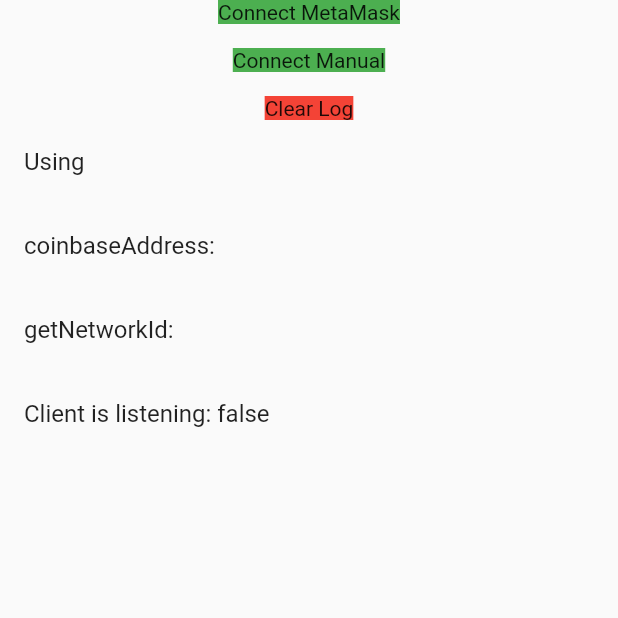
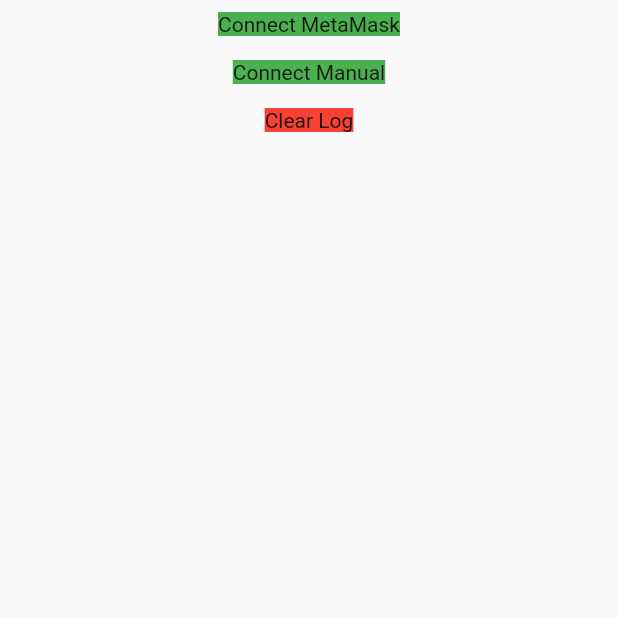
Before and after one commit to pokemonni01/flutter_web3_test, a Flutter app: the screen it shows after launch, after a tap on "Connect MetaMask", on a phone screen of 412 x 824 dp, the top half of it. Run offline on Flutter 3.47's test engine with Material 2 defaults, Android fonts, the phone set to English and light mode, and no system bars; our stand-ins replace get; missing offline and left inert: http_interceptor, web3dart; statements that could not run were skipped.

Commit message:
update ui for phone

```diff
--- a/lib/src/presentation/home_controller.dart
+++ b/lib/src/presentation/home_controller.dart
@@ -1,13 +1,9 @@
 import 'dart:convert';
-import 'dart:html';
 import 'dart:typed_data';
 
 import 'package:get/get.dart';
 import 'package:http/http.dart';
 import 'package:http_interceptor/http/intercepted_client.dart';
-import 'package:web3dart/crypto.dart';
-import 'package:web3dart/src/browser/dart_wrappers.dart';
-import 'package:web3dart/src/browser/javascript.dart';
 import 'package:web3dart/web3dart.dart';
 
 class HomeController extends GetxController {
@@ -44,23 +40,23 @@ class HomeController extends GetxController {
   }
 
   void connectMetaMask() async {
-    final eth = window.ethereum;
-    if (eth == null) {
-      printUiLog('MetaMask is not available');
-     return;
-    }
-
-    final client = Web3Client.custom(eth.asRpcService());
-    final credentials = await eth.requestAccount();
-
-    printUiLog('Using ${credentials.address}');
-    printUiLog('coinbaseAddress: ${await client.coinbaseAddress()}');
-    printUiLog('getNetworkId: ${await client.getNetworkId()}');
-    printUiLog('Client is listening: ${await client.isListeningForNetwork()}');
-
-    final message = Uint8List.fromList(utf8.encode('Hello from web3dart'));
-    final signature = await credentials.signPersonalMessage(message);
-    printUiLog('Signature: ${base64.encode(signature)}');
+    // final eth = window.ethereum;
+    // if (eth == null) {
+    //   printUiLog('MetaMask is not available');
+    //  return;
+    // }
+    //
+    // final client = Web3Client.custom(eth.asRpcService());
+    // final credentials = await eth.requestAccount();
+    //
+    // printUiLog('Using ${credentials.address}');
+    // printUiLog('coinbaseAddress: ${await client.coinbaseAddress()}');
+    // printUiLog('getNetworkId: ${await client.getNetworkId()}');
+    // printUiLog('Client is listening: ${await client.isListeningForNetwork()}');
+    //
+    // final message = Uint8List.fromList(utf8.encode('Hello from web3dart'));
+    // final signature = await credentials.signPersonalMessage(message);
+    // printUiLog('Signature: ${base64.encode(signature)}');
   }
 
   void clearLog() {
--- a/lib/src/presentation/home_page.dart
+++ b/lib/src/presentation/home_page.dart
@@ -9,8 +9,11 @@ class HomePage extends StatelessWidget {
   @override
   Widget build(BuildContext context) {
     HomeController controller = Get.put(HomeController());
-    return Scaffold(
-      body: Center(
+    return SafeArea(
+      child: Scaffold(
+        body: Padding(
+          padding: const EdgeInsets.all(8.0),
+          child: Center(
             child: Column(
               children: [
                 InkWell(
@@ -44,6 +47,8 @@ class HomePage extends StatelessWidget {
               ],
             ),
           ),
+        ),
+      ),
     );
   }
 }
```
Lines whose indentation alone changed are shown as unchanged.
